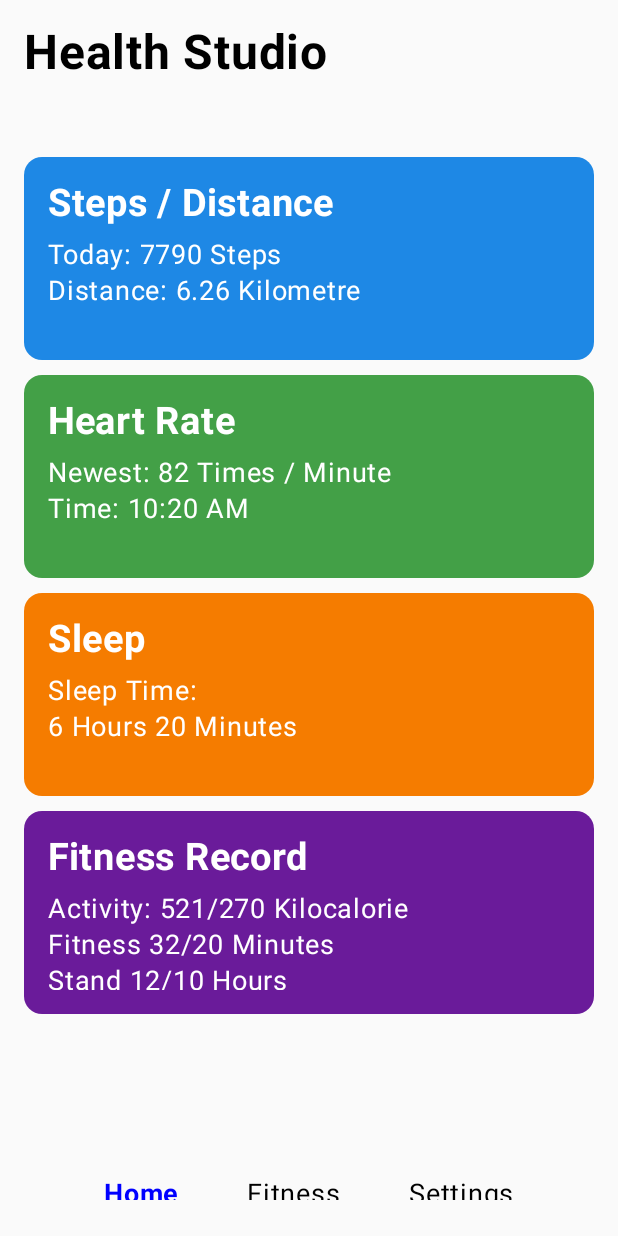
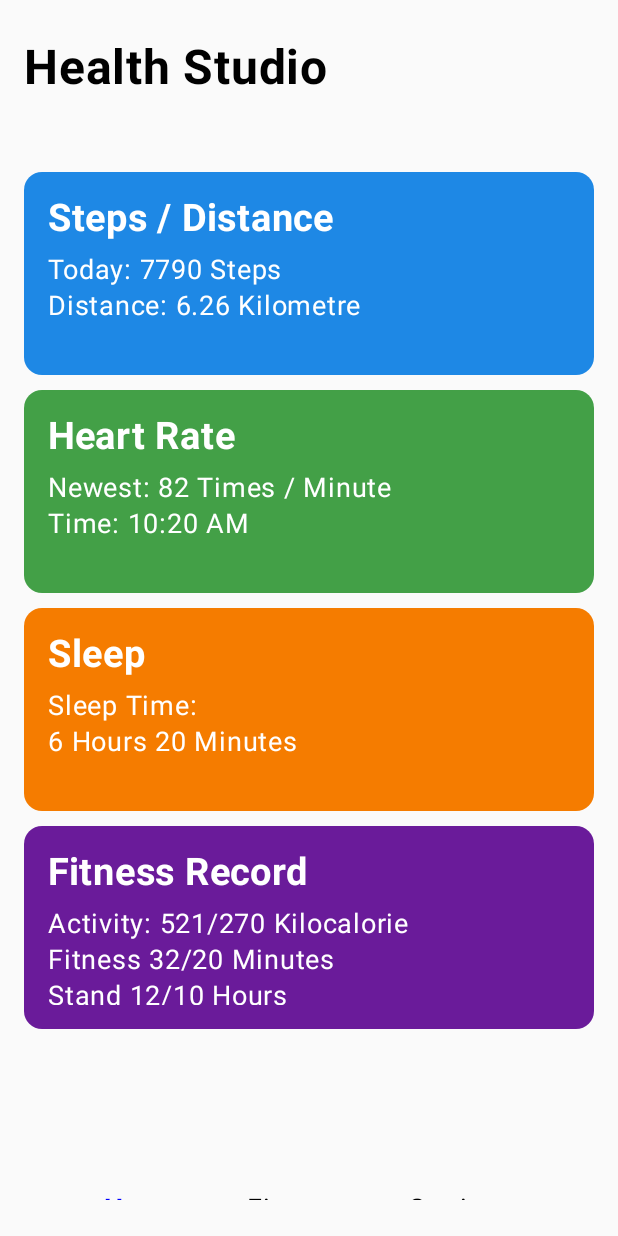
Before and after one commit to JiajunJiang-Oscar/CP3406_HealthStudio_App, an Android app built with Jetpack Compose: the screen it shows after launch (MainActivity), on a phone screen of 412 x 824 dp. Run offline under Robolectric (Android 15) with nearby library versions, the phone set to English and light mode, and no system bars.

Commit message:
Add variables

```diff
--- a/app/src/main/java/com/example/healthstudio/MainActivity.kt
+++ b/app/src/main/java/com/example/healthstudio/MainActivity.kt
@@ -59,7 +59,9 @@ fun AppScreen(context: Context) {
             text = "Health Studio",
             fontSize = 32.sp,
             fontWeight = FontWeight.Bold,
-            modifier = Modifier.padding(bottom = 50.dp)
+            modifier = Modifier
+                .padding(bottom = 50.dp)
+                .padding(top = 10.dp)
         )
         LazyColumn (
             verticalArrangement = Arrangement.spacedBy(10.dp),
@@ -178,7 +180,9 @@ fun PreviewUserGUI() {
                 text = "Health Studio",
                 fontSize = 32.sp,
                 fontWeight = FontWeight.Bold,
-                modifier = Modifier.padding(bottom = 50.dp)
+                modifier = Modifier
+                    .padding(bottom = 50.dp)
+                    .padding(top = 10.dp)
             )
             LazyColumn(
                 verticalArrangement = Arrangement.spacedBy(10.dp),
```
